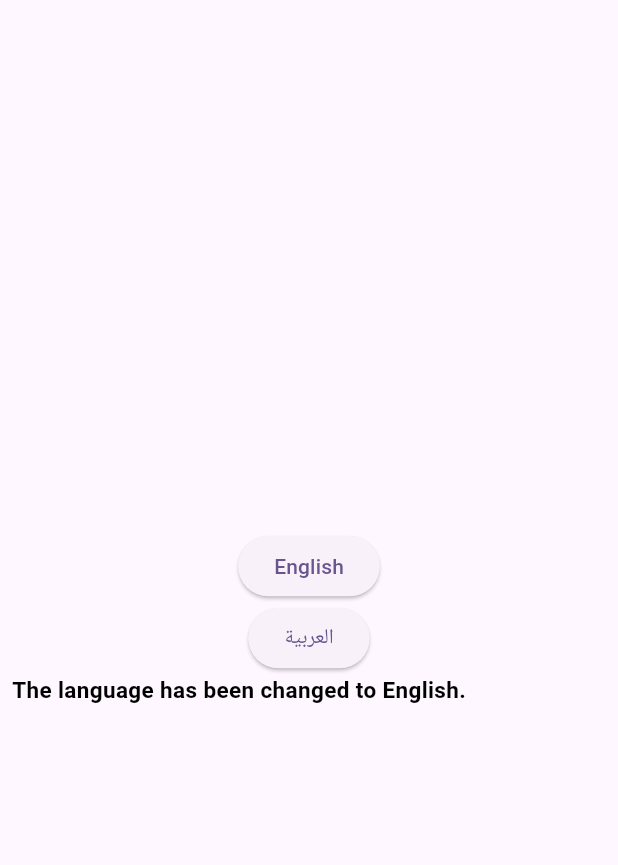
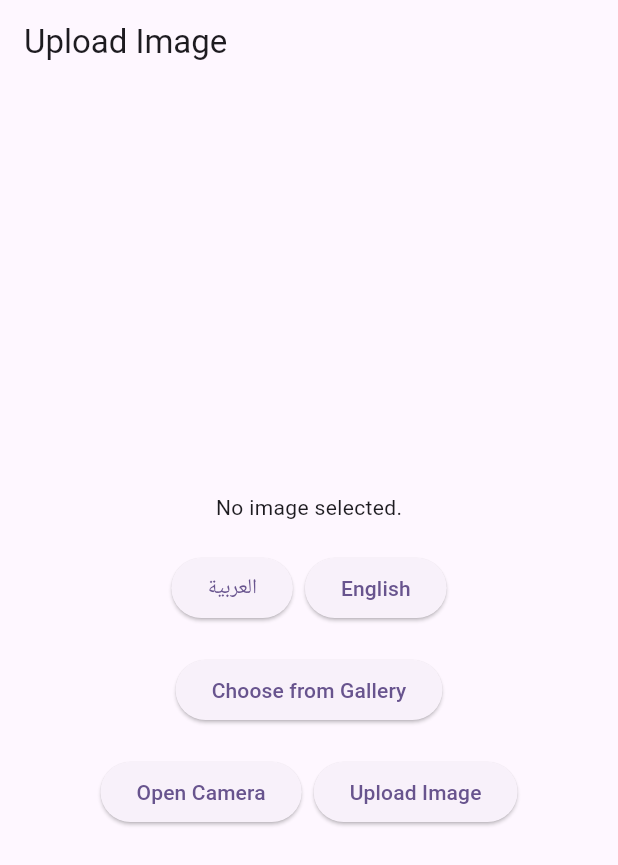
Before and after one commit to gendy3010/template_project, a Flutter app: the screen it shows after launch, on a phone screen of 412 x 824 dp. Shown: the top 865 px of the screen. Run offline on Flutter 3.47's test engine with Material 2 defaults, Android fonts, the phone set to English and light mode, and no system bars; our stand-ins replace easy_localization, image_picker.

Commit message:
Upload Files/camera

```diff
--- a/assets/lang/ar.json
+++ b/assets/lang/ar.json
@@ -1,7 +1,7 @@
-
 {
-  "title": "تطبيقي",
-  "hello": "مرحبا",
-  "The language has been changed to English.": "تم تغيير اللغة للغة العربية."
-
+  "choose_from_gallery": "اختيار صورة من المعرض",
+  "open_camera": "فتح الكاميرا",
+  "upload_image": "رفع الصورة",
+  "no_image_selected": "لا توجد صورة مختارة.",
+  "upload_image_title": "رفع الصورة"
 }
--- a/assets/lang/en.json
+++ b/assets/lang/en.json
@@ -1,5 +1,7 @@
 {
-  "title": "My App",
-  "hello": "Hello",
-  "The language has been changed to English.": "The language has been changed to English."
+  "choose_from_gallery": "Choose from Gallery",
+  "open_camera": "Open Camera",
+  "upload_image": "Upload Image",
+  "no_image_selected": "No image selected.",
+  "upload_image_title": "Upload Image"
 }
--- a/lib/Home.dart
+++ b/lib/Home.dart
@@ -1,5 +1,7 @@
 import 'package:easy_localization/easy_localization.dart';
 import 'package:flutter/material.dart';
+
+import 'image_upload.dart';
 
 class HomeScreen extends StatelessWidget {
   const HomeScreen({super.key});
@@ -24,6 +26,7 @@ class HomeScreen extends StatelessWidget {
               },
               child: Text('العربية'),
             ),
+
             Row(
               children: [
                 Text(
--- /dev/null
+++ b/lib/image_upload.dart
@@ -0,0 +1,126 @@
+import 'package:easy_localization/easy_localization.dart';
+import 'package:flutter/material.dart';
+import 'package:image_picker/image_picker.dart';
+import 'package:http/http.dart' as http;
+import 'dart:io';
+
+
+class ImageUploadPage extends StatefulWidget {
+  @override
+  _ImageUploadPageState createState() => _ImageUploadPageState();
+}
+
+class _ImageUploadPageState extends State<ImageUploadPage> {
+  File? _image;
+
+  Future<void> pickImageFromGallery() async {
+    final picker = ImagePicker();
+    final pickedFile = await picker.pickImage(source: ImageSource.gallery);
+
+    if (pickedFile != null) {
+      setState(() {
+        _image = File(pickedFile.path);
+      });
+      showSnackbar('Image selected from gallery.');
+
+    }
+  }
+
+  Future<void> pickImageFromCamera() async {
+    final picker = ImagePicker();
+    final pickedFile = await picker.pickImage(source: ImageSource.camera);
+
+    if (pickedFile != null) {
+      setState(() {
+        _image = File(pickedFile.path);
+      });
+      showSnackbar('Image captured from camera.');
+
+    }
+  }
+
+  Future<void> uploadFile(File file) async {
+    var request = http.MultipartRequest('POST', Uri.parse('YOUR_API_URL'));
+    request.files.add(await http.MultipartFile.fromPath('file', file.path));
+
+    var response = await request.send();
+
+    if (response.statusCode == 200) {
+      showSnackbar('File uploaded successfully!');
+    } else {
+      showSnackbar('File upload failed.');
+    }
+  }
+  void showSnackbar(String message) {
+    ScaffoldMessenger.of(context).showSnackBar(
+      SnackBar(
+        content: Text(message.tr()), // استخدم الترجمة هنا إذا كنت بحاجة لذلك
+        duration: Duration(seconds: 2),
+      ),
+    );
+  }
+  @override
+  Widget build(BuildContext context) {
+    return Scaffold(
+      appBar: AppBar(
+        title: Text('Upload Image').tr(),
+      ),
+      body: Center(
+        child: Column(
+          mainAxisAlignment: MainAxisAlignment.center,
+          children: [
+            _image == null
+                ? Text('no_image_selected').tr()
+                : Image.file(_image!),
+            SizedBox(height: 20),
+            Row(
+              mainAxisAlignment: MainAxisAlignment.center,
+              children: [
+                ElevatedButton(
+                  onPressed: () {
+                    context.setLocale(Locale('ar'));
+                  },
+                  child: Text('العربية'),
+                ),
+                SizedBox(width: 8,),
+                ElevatedButton(
+                  onPressed: () {
+                    context.setLocale(Locale('en'));
+                  },
+                  child: Text('English'),
+                ),
+
+              ],
+            ),
+            SizedBox(height: 20),
+            ElevatedButton(
+              onPressed: pickImageFromGallery,
+              child: Text('choose_from_gallery').tr(),
+            ),
+            SizedBox(height: 20),
+            Row(
+              mainAxisAlignment: MainAxisAlignment.center,
+              children: [
+                ElevatedButton(
+                  onPressed: pickImageFromCamera,
+                  child: Text('open_camera').tr(),
+                ),
+                SizedBox(width: 8),
+                ElevatedButton(
+                  onPressed: () {
+                    if (_image != null) {
+                      uploadFile(_image!);
+                    } else {
+                      showSnackbar('Please select an image first.');
+                    }
+                  },
+                  child: Text('upload_image').tr(),
+                ),
+              ],
+            ),
+          ],
+        ),
+      ),
+    );
+  }
+}
--- a/lib/main.dart
+++ b/lib/main.dart
@@ -1,6 +1,8 @@
 import 'package:easy_localization/easy_localization.dart';
 import 'package:flutter/material.dart';
 import 'package:temp_project/Home.dart';
+
+import 'image_upload.dart';
 
 void main() async{
   WidgetsFlutterBinding.ensureInitialized();
@@ -49,7 +51,7 @@ class MyApp extends StatelessWidget {
         colorScheme: ColorScheme.fromSeed(seedColor: Colors.deepPurple),
         useMaterial3: true,
       ),
-      home: HomeScreen(),
+      home: ImageUploadPage(),
     );
   }
 }
--- a/pubspec.yaml
+++ b/pubspec.yaml
@@ -36,6 +36,8 @@ dependencies:
   # Use with the CupertinoIcons class for iOS style icons.
   cupertino_icons: ^1.0.2
   easy_localization: ^3.0.7+1
+  image_picker: ^1.0.4
+  http: ^0.13.6
 dev_dependencies:
   flutter_test:
     sdk: flutter
```
Also changed, not shown: pubspec.lock, 5 other files.
